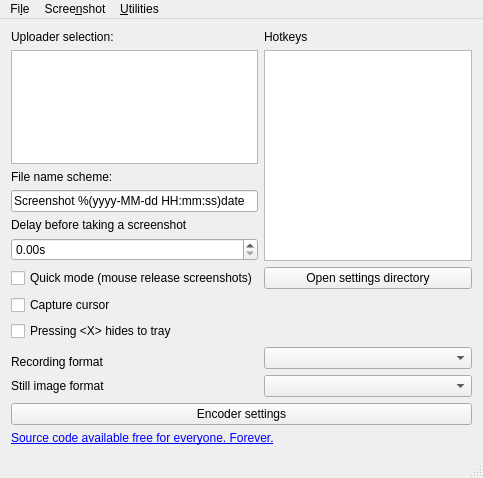
Above: mainwindow.ui from ArsenArsen/KShare before the change. Below: the same form after it.
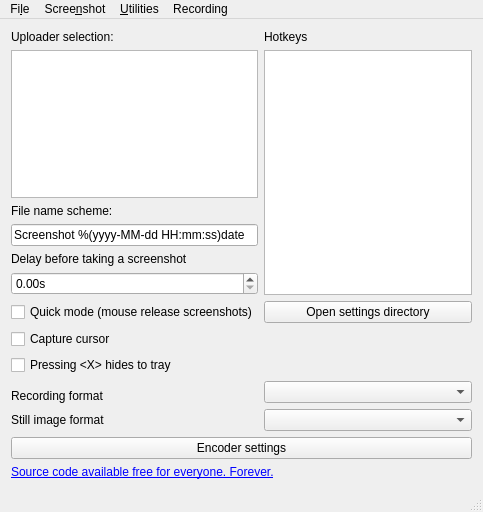
That is the form after the change. Icons and pictures are not drawn.

Commit message: Add context menus for recording

```diff
--- a/mainwindow.ui
+++ b/mainwindow.ui
@@ -7,7 +7,7 @@
     <x>0</x>
     <y>0</y>
     <width>483</width>
-    <height>478</height>
+    <height>512</height>
    </rect>
   </property>
   <property name="windowTitle">
@@ -180,9 +180,17 @@
     </property>
     <addaction name="actionColor_Picker"/>
    </widget>
+   <widget class="QMenu" name="menuRecording">
+    <property name="title">
+     <string>Recording</string>
+    </property>
+    <addaction name="actionStart"/>
+    <addaction name="actionStop"/>
+   </widget>
    <addaction name="menuFile"/>
    <addaction name="menuScreenshot"/>
    <addaction name="menuUtilities"/>
+   <addaction name="menuRecording"/>
   </widget>
   <widget class="QStatusBar" name="statusBar"/>
   <action name="actionQuit">
```
Left out of the diff: 10 changed lines with no effect on the pictures. The commit also changes 2 other files.
